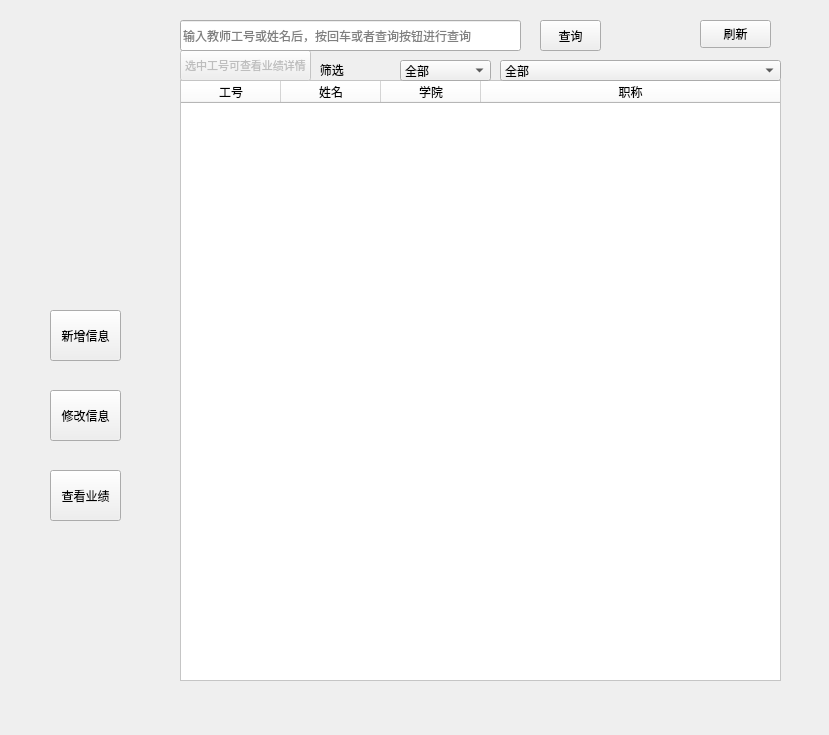
First picture: the form in resources/ui/jiemian2.ui, repository holyswordZZQ/TPSES, before the edit.
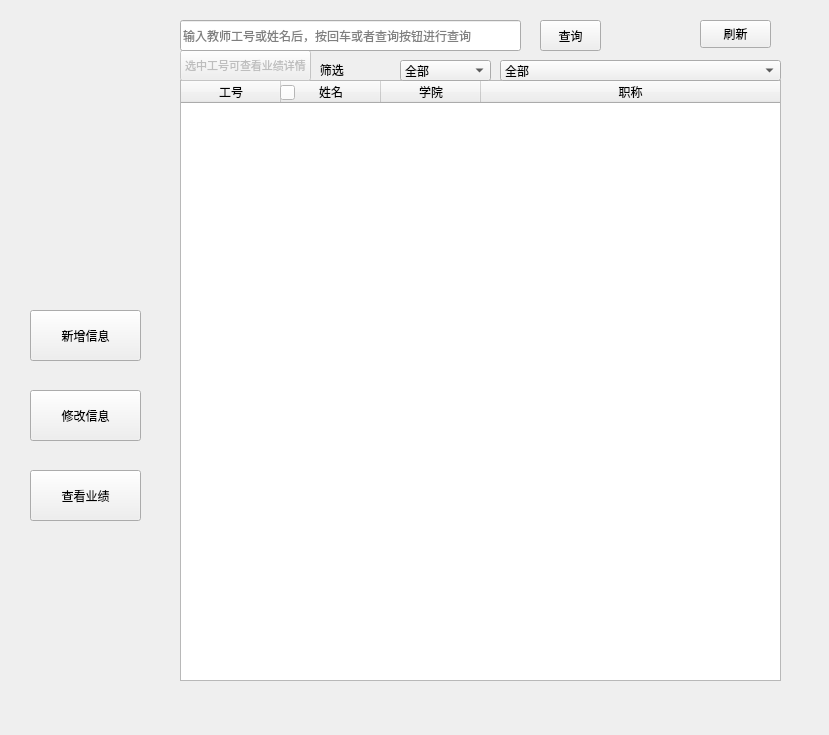
Second picture: the form after the edit.

```diff
--- a/resources/ui/jiemian2.ui
+++ b/resources/ui/jiemian2.ui
@@ -16,9 +16,9 @@
   <widget class="QPushButton" name="add_account_button">
    <property name="geometry">
     <rect>
-     <x>50</x>
+     <x>30</x>
      <y>310</y>
-     <width>71</width>
+     <width>111</width>
      <height>51</height>
     </rect>
    </property>
@@ -29,9 +29,9 @@
   <widget class="QPushButton" name="modify_account_button">
    <property name="geometry">
     <rect>
-     <x>50</x>
+     <x>30</x>
      <y>390</y>
-     <width>71</width>
+     <width>111</width>
      <height>51</height>
     </rect>
    </property>
@@ -49,8 +49,25 @@
     </rect>
    </property>
    <property name="styleSheet">
-    <string notr="true">background-color: rgb(255, 255, 255);</string>
+    <string notr="true">
+QTableWidget&gt;QTableWidgetItem{ border-color:black;
+border-width:5px};</string>
    </property>
+   <attribute name="horizontalHeaderVisible">
+    <bool>true</bool>
+   </attribute>
+   <attribute name="horizontalHeaderMinimumSectionSize">
+    <number>24</number>
+   </attribute>
+   <attribute name="horizontalHeaderDefaultSectionSize">
+    <number>100</number>
+   </attribute>
+   <attribute name="horizontalHeaderHighlightSections">
+    <bool>false</bool>
+   </attribute>
+   <attribute name="horizontalHeaderShowSortIndicator" stdset="0">
+    <bool>true</bool>
+   </attribute>
    <attribute name="horizontalHeaderStretchLastSection">
     <bool>true</bool>
    </attribute>
@@ -206,9 +223,9 @@
   <widget class="QPushButton" name="searchButton">
    <property name="geometry">
     <rect>
-     <x>50</x>
+     <x>30</x>
      <y>470</y>
-     <width>71</width>
+     <width>111</width>
      <height>51</height>
     </rect>
    </property>
@@ -232,6 +249,22 @@
     <enum>Qt::PlainText</enum>
    </property>
   </widget>
+  <widget class="QPushButton" name="sortButton">
+   <property name="geometry">
+    <rect>
+     <x>280</x>
+     <y>85</y>
+     <width>15</width>
+     <height>15</height>
+    </rect>
+   </property>
+   <property name="styleSheet">
+    <string notr="true">background-color: rgb(255, 255, 255);</string>
+   </property>
+   <property name="text">
+    <string/>
+   </property>
+  </widget>
  </widget>
  <resources>
   <include location="../../../../../AppData/Local/Programs/Python/Python310/Lib/site-packages/PySide6/bkg.qrc"/>
```
